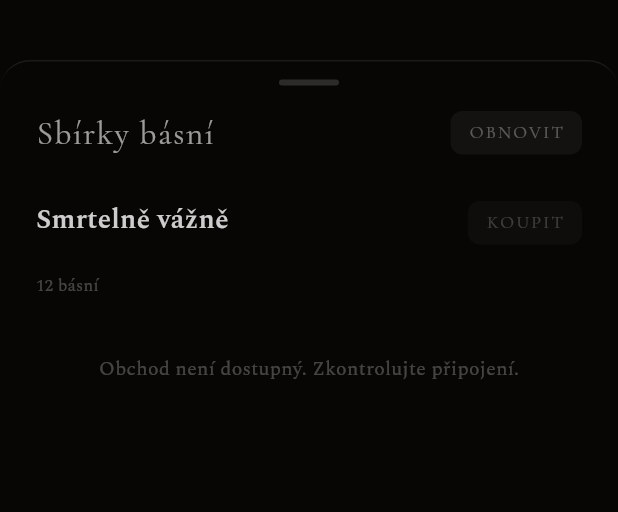
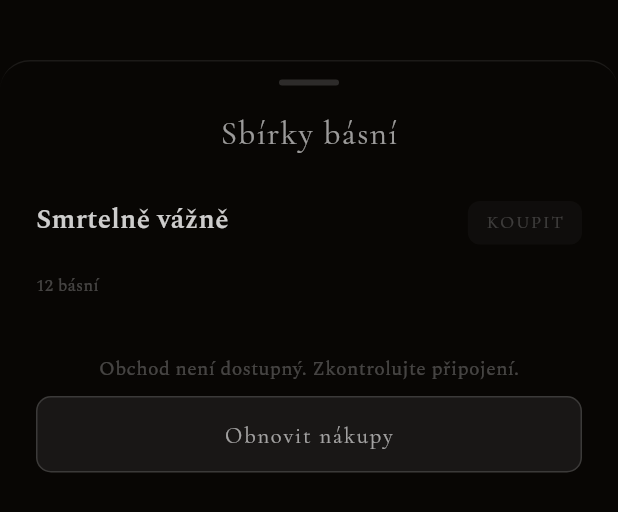
Before and after one commit to lioilsources/PoetryStream, a Flutter app: the _StoreSheet widget shown alone on an empty page, opened directly, on a phone screen of 412 x 824 dp. Shown: the top 512 px of the screen. Run offline on Flutter 3.47's test engine with Material 3 defaults, Android fonts, the phone set to English and light mode, and no system bars; our stand-ins replace flutter_riverpod, google_fonts, hive, hive_flutter, in_app_purchase, yaml; accounts and stored records are empty.

Commit message:
Add distinct Restore Purchases button to fix App Store guideline 3.1.1
Replaces the near-invisible 'OBNOVIT' header button (alpha 0.3) with a
full-width 'Obnovit nákupy' button at the bottom of the store sheet,
satisfying Apple's requirement for a distinct restore purchases feature.

Co-Authored-By: Claude Sonnet 4.6 <noreply@anthropic.com>

```diff
--- a/poetry_stream/lib/widgets/store_button.dart
+++ b/poetry_stream/lib/widgets/store_button.dart
@@ -74,50 +74,13 @@ class _StoreSheet extends ConsumerWidget {
           // Header row
           Padding(
             padding: const EdgeInsets.symmetric(horizontal: 24, vertical: 8),
-            child: Row(
-              mainAxisAlignment: MainAxisAlignment.spaceBetween,
-              children: [
-                Text(
+            child: Text(
               'Sbírky básní',
               style: GoogleFonts.cormorantGaramond(
                 fontSize: 22,
                 color: Colors.white.withValues(alpha: 0.6),
                 letterSpacing: 1,
               ),
-                ),
-                GestureDetector(
-                  onTap: purchaseState.isRestoring
-                      ? null
-                      : () => ref
-                            .read(purchaseProvider.notifier)
-                            .restorePurchases(),
-                  child: Container(
-                    padding:
-                        const EdgeInsets.symmetric(horizontal: 12, vertical: 6),
-                    decoration: BoxDecoration(
-                      color: Colors.white.withValues(alpha: 0.05),
-                      borderRadius: BorderRadius.circular(8),
-                    ),
-                    child: purchaseState.isRestoring
-                        ? SizedBox(
-                            width: 14,
-                            height: 14,
-                            child: CircularProgressIndicator(
-                              strokeWidth: 1.5,
-                              color: Colors.white.withValues(alpha: 0.3),
-                            ),
-                          )
-                        : Text(
-                            'OBNOVIT',
-                            style: GoogleFonts.cormorantGaramond(
-                              fontSize: 12,
-                              letterSpacing: 1.5,
-                              color: Colors.white.withValues(alpha: 0.3),
-                            ),
-                          ),
-                  ),
-                ),
-              ],
             ),
           ),
 
@@ -182,12 +145,53 @@ class _StoreSheet extends ConsumerWidget {
           // Store unavailable notice
           if (!purchaseState.isLoading && !purchaseState.isAvailable)
             Padding(
-              padding: const EdgeInsets.fromLTRB(24, 0, 24, 24),
+              padding: const EdgeInsets.fromLTRB(24, 0, 24, 0),
               child: Text(
                 'Obchod není dostupný. Zkontrolujte připojení.',
                 style: GoogleFonts.spectral(
                   fontSize: 13,
                   color: Colors.white.withValues(alpha: 0.25),
+                ),
+              ),
+            ),
+
+          // Restore Purchases button — distinct, as required by App Store guideline 3.1.1
+          Padding(
+            padding: const EdgeInsets.fromLTRB(24, 8, 24, 32),
+            child: GestureDetector(
+              onTap: purchaseState.isRestoring
+                  ? null
+                  : () =>
+                      ref.read(purchaseProvider.notifier).restorePurchases(),
+              child: Container(
+                width: double.infinity,
+                padding: const EdgeInsets.symmetric(vertical: 14),
+                decoration: BoxDecoration(
+                  color: Colors.white.withValues(alpha: 0.07),
+                  border: Border.all(
+                    color: Colors.white.withValues(alpha: 0.15),
+                  ),
+                  borderRadius: BorderRadius.circular(10),
+                ),
+                child: Center(
+                  child: purchaseState.isRestoring
+                      ? SizedBox(
+                          width: 16,
+                          height: 16,
+                          child: CircularProgressIndicator(
+                            strokeWidth: 1.5,
+                            color: Colors.white.withValues(alpha: 0.5),
+                          ),
+                        )
+                      : Text(
+                          'Obnovit nákupy',
+                          style: GoogleFonts.cormorantGaramond(
+                            fontSize: 15,
+                            letterSpacing: 1.2,
+                            color: Colors.white.withValues(alpha: 0.6),
+                          ),
+                        ),
+                ),
               ),
             ),
           ),
```
Lines whose indentation alone changed are shown as unchanged.
